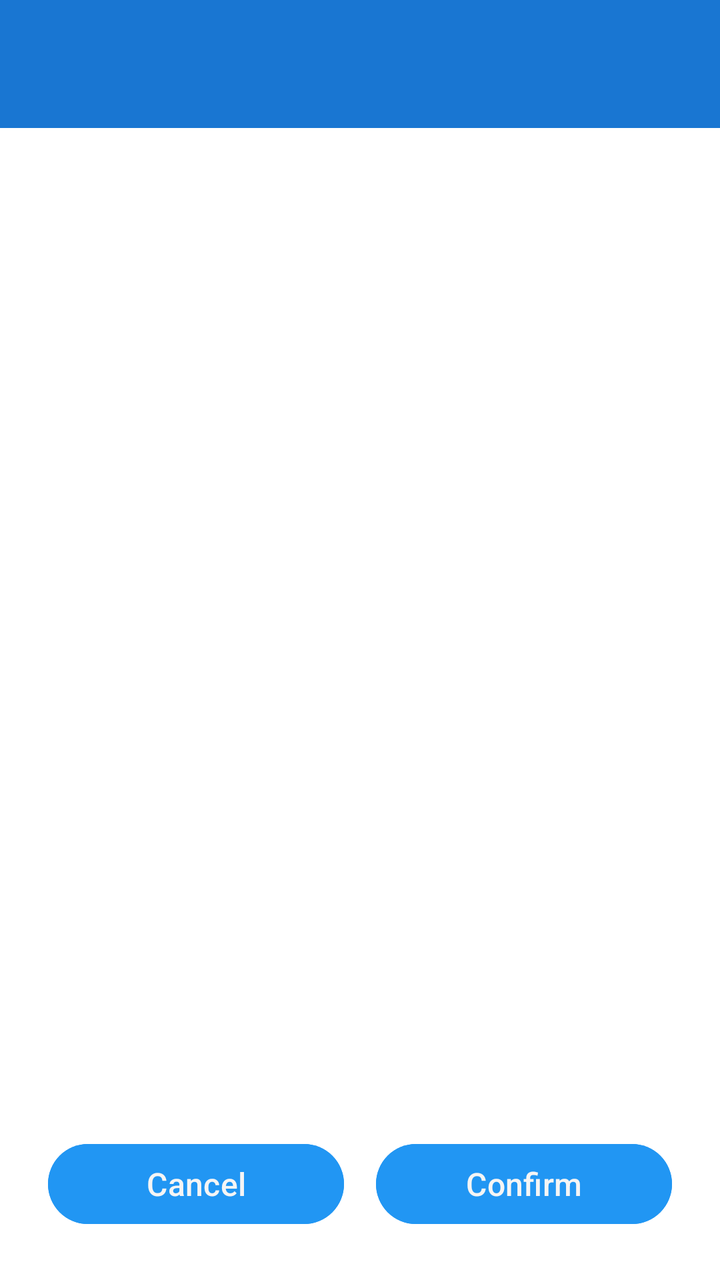
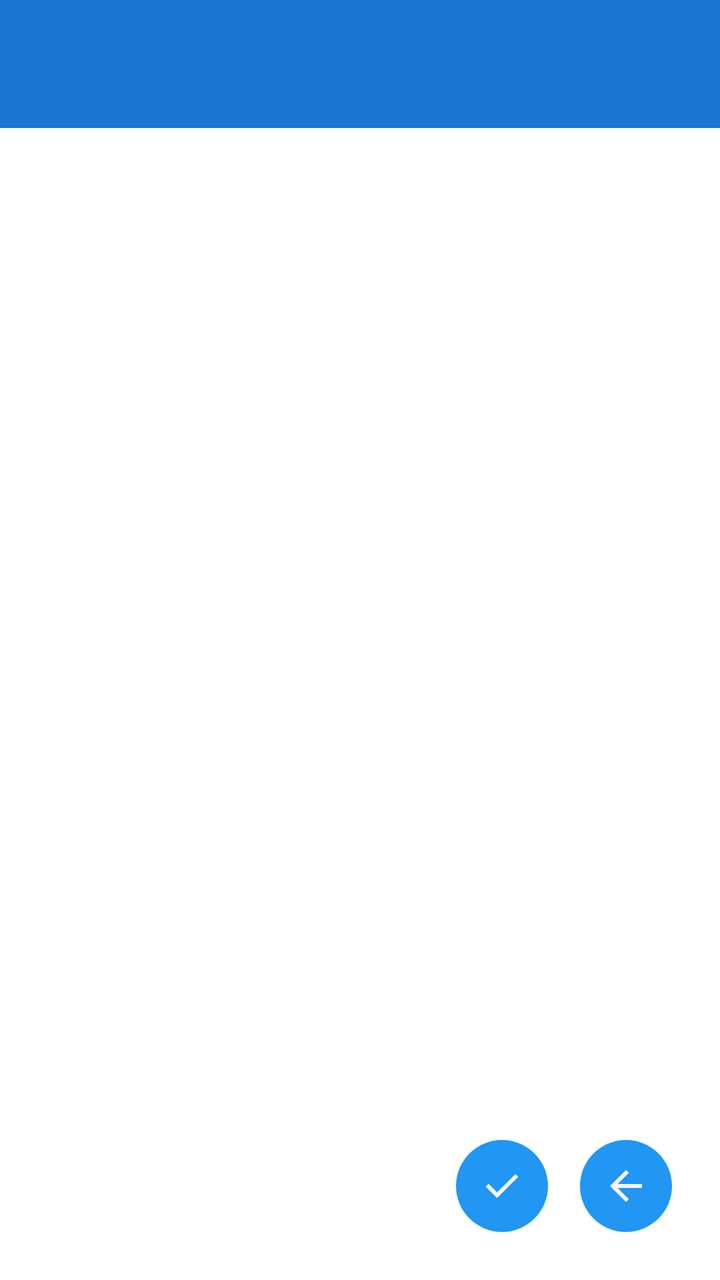

An Android layout rendered at two revisions. The XML below is the earlier revision; the diff shows what the commit changed to produce the second picture.
<!-- AndroidManifest.xml: application theme Theme.Freer -->
<!-- res/layout/activity_confirm_tx.xml -->
<?xml version="1.0" encoding="utf-8"?>
<RelativeLayout xmlns:android="http://schemas.android.com/apk/res/android"
    android:layout_width="match_parent"
    android:layout_height="match_parent">

    <androidx.appcompat.widget.Toolbar
        android:id="@+id/toolbar"
        android:layout_width="match_parent"
        android:layout_height="?attr/actionBarSize"
        android:background="@color/colorPrimary"
        android:elevation="4dp"
        android:theme="@style/ThemeOverlay.AppCompat.Dark.ActionBar"/>

    <ScrollView
        android:layout_width="match_parent"
        android:layout_height="match_parent"
        android:layout_below="@id/toolbar"
        android:layout_above="@id/buttonContainer">

        <LinearLayout
            android:layout_width="match_parent"
            android:layout_height="wrap_content"
            android:orientation="vertical"
            android:padding="16dp">

            <LinearLayout
                android:id="@+id/fragmentContainer"
                android:layout_width="match_parent"
                android:layout_height="wrap_content"
                android:orientation="vertical"
                android:layout_marginBottom="16dp"
                />

        </LinearLayout>
    </ScrollView>

    <LinearLayout
        android:id="@+id/buttonContainer"
        android:layout_width="match_parent"
        android:layout_height="wrap_content"
        android:orientation="horizontal"
        android:gravity="end"
        android:layout_alignParentBottom="true"
        android:padding="16dp"
        android:background="?android:attr/windowBackground">

        <Button
            android:id="@+id/cancelButton"
            style="@style/ButtonStyle"
            android:layout_width="wrap_content"
            android:layout_height="wrap_content"
            android:text="@string/cancel"
            android:layout_marginEnd="8dp"/>

        <Button
            android:id="@+id/confirmButton"
            style="@style/ButtonStyle"
            android:layout_width="wrap_content"
            android:layout_height="wrap_content"
            android:text="@string/confirm"/>

    </LinearLayout>
</RelativeLayout>
<!-- resources referenced by this layout -->
<resources>
  <color name="colorPrimary">#1976D2</color>
  <string name="cancel">Cancel</string>
  <string name="confirm">Confirm</string>
  <style name="ButtonStyle">
          <item name="android:textColor">@color/main_background</item>
          <item name="android:backgroundTint">@color/colorAccent</item>
          <item name="android:paddingStart">8dp</item>
          <item name="android:paddingEnd">8dp</item>
          <item name="android:paddingTop">8dp</item>
          <item name="android:paddingBottom">8dp</item>
          <item name="android:textSize">16sp</item>
          <item name="android:textAllCaps">false</item>
          <item name="android:layout_width">wrap_content</item>
          <item name="android:layout_height">@dimen/button_height</item>
          <item name="android:layout_weight">1</item>
          <item name="android:layout_marginStart">4dp</item>
          <item name="android:layout_marginEnd">4dp</item>
          <item name="android:layout_margin">8dp</item>
          <item name="android:layout_gravity">center</item>
      </style>
  <style name="Theme.Freer" parent="Base.Theme.Freer" />
  <color name="main_background">#F5F5F5</color>
  <color name="colorAccent">#2196F3</color>
  <dimen name="button_height">52dp</dimen>
  <style name="Base.Theme.Freer" parent="Theme.Material3.DayNight.NoActionBar">
          <item name="colorPrimary">#2196F3</item>
          <item name="colorAccent">#2196F3</item>
          <item name="android:windowBackground">#FFFFFF</item>
          
          <item name="android:windowLayoutInDisplayCutoutMode">shortEdges</item>
          <item name="android:enforceNavigationBarContrast">false</item>
          <item name="android:enforceStatusBarContrast">false</item>
          <item name="android:statusBarColor">@android:color/transparent</item>
          <item name="android:navigationBarColor">@android:color/transparent</item>
          <item name="android:windowLightStatusBar">true</item>
          <item name="android:windowLightNavigationBar">true</item>
      </style>
</resources>

<!-- the commit's change to res/layout/activity_confirm_tx.xml (unified diff, before → after) -->
@@ -7,7 +7,7 @@
         android:id="@+id/toolbar"
         android:layout_width="match_parent"
         android:layout_height="?attr/actionBarSize"
-        android:background="@color/colorPrimary"
+        android:background="@color/primary"
         android:elevation="4dp"
         android:theme="@style/ThemeOverlay.AppCompat.Dark.ActionBar"/>
 
@@ -42,22 +42,19 @@
         android:gravity="end"
         android:layout_alignParentBottom="true"
         android:padding="16dp"
-        android:background="?android:attr/windowBackground">
+        android:background="?android:attr/windowBackground"
+        >
 
-        <Button
-            android:id="@+id/cancelButton"
-            style="@style/ButtonStyle"
-            android:layout_width="wrap_content"
-            android:layout_height="wrap_content"
-            android:text="@string/cancel"
-            android:layout_marginEnd="8dp"/>
-
-        <Button
+        <ImageButton
             android:id="@+id/confirmButton"
-            style="@style/ButtonStyle"
-            android:layout_width="wrap_content"
-            android:layout_height="wrap_content"
-            android:text="@string/confirm"/>
+            style="@style/ImageButtonStyle"
+            android:src="@drawable/ic_tick"
+            android:contentDescription="@string/confirm" />
+        <ImageButton
+            android:id="@+id/back_button"
+            style="@style/ImageButtonStyle"
+            android:src="@drawable/ic_back"
+            android:contentDescription="@string/back" />
 
     </LinearLayout>
 </RelativeLayout>
<!-- resource entries referenced after the edit -->
@@ -1,29 +1,45 @@
 <!-- resources referenced by this layout -->
 <resources>
-  <color name="colorPrimary">#1976D2</color>
-  <string name="cancel">Cancel</string>
+  <color name="primary">#1976D2</color>
+  <!-- drawable ic_back (drawable) -->
+  <vector xmlns:android="http://schemas.android.com/apk/res/android"
+      android:width="24dp"
+      android:height="24dp"
+      android:viewportWidth="960"
+      android:viewportHeight="960">
+    <path
+        android:pathData="m313,520 l224,224 -57,56 -320,-320 320,-320 57,56 -224,224h487v80L313,520Z"
+        android:fillColor="@color/main_background"/>
+  </vector>
+  <!-- drawable ic_tick (drawable) -->
+  <vector xmlns:android="http://schemas.android.com/apk/res/android"
+      android:width="24dp"
+      android:height="24dp"
+      android:viewportWidth="960"
+      android:viewportHeight="960">
+    <path
+        android:pathData="M382,720 L154,492l57,-57 171,171 367,-367 57,57 -424,424Z"
+        android:fillColor="#75FB4C"/>
+  </vector>
+  <string name="back">Back</string>
   <string name="confirm">Confirm</string>
-  <style name="ButtonStyle">
-          <item name="android:textColor">@color/main_background</item>
-          <item name="android:backgroundTint">@color/colorAccent</item>
-          <item name="android:paddingStart">8dp</item>
-          <item name="android:paddingEnd">8dp</item>
-          <item name="android:paddingTop">8dp</item>
-          <item name="android:paddingBottom">8dp</item>
-          <item name="android:textSize">16sp</item>
-          <item name="android:textAllCaps">false</item>
-          <item name="android:layout_width">wrap_content</item>
-          <item name="android:layout_height">@dimen/button_height</item>
-          <item name="android:layout_weight">1</item>
-          <item name="android:layout_marginStart">4dp</item>
-          <item name="android:layout_marginEnd">4dp</item>
+  <style name="ImageButtonStyle">
+          <item name="android:layout_width">46dp</item>
+          <item name="android:layout_height">46dp</item>
           <item name="android:layout_margin">8dp</item>
-          <item name="android:layout_gravity">center</item>
+          <item name="android:background">@drawable/bg_round_accent</item>
+          <item name="android:tint">@color/main_background</item>
+          <item name="android:scaleType">centerInside</item>
+          <item name="android:padding">8dp</item>
       </style>
   <style name="Theme.Freer" parent="Base.Theme.Freer" />
   <color name="main_background">#F5F5F5</color>
-  <color name="colorAccent">#2196F3</color>
-  <dimen name="button_height">52dp</dimen>
+  <!-- drawable bg_round_accent (drawable) -->
+  <?xml version="1.0" encoding="utf-8"?>
+  <shape xmlns:android="http://schemas.android.com/apk/res/android"
+      android:shape="oval">
+      <solid android:color="@color/accent" />
+  </shape>
   <style name="Base.Theme.Freer" parent="Theme.Material3.DayNight.NoActionBar">
           <item name="colorPrimary">#2196F3</item>
           <item name="colorAccent">#2196F3</item>
@@ -37,5 +53,6 @@
           <item name="android:windowLightStatusBar">true</item>
           <item name="android:windowLightNavigationBar">true</item>
       </style>
+  <color name="accent">#2196F3</color>
 </resources>
 
